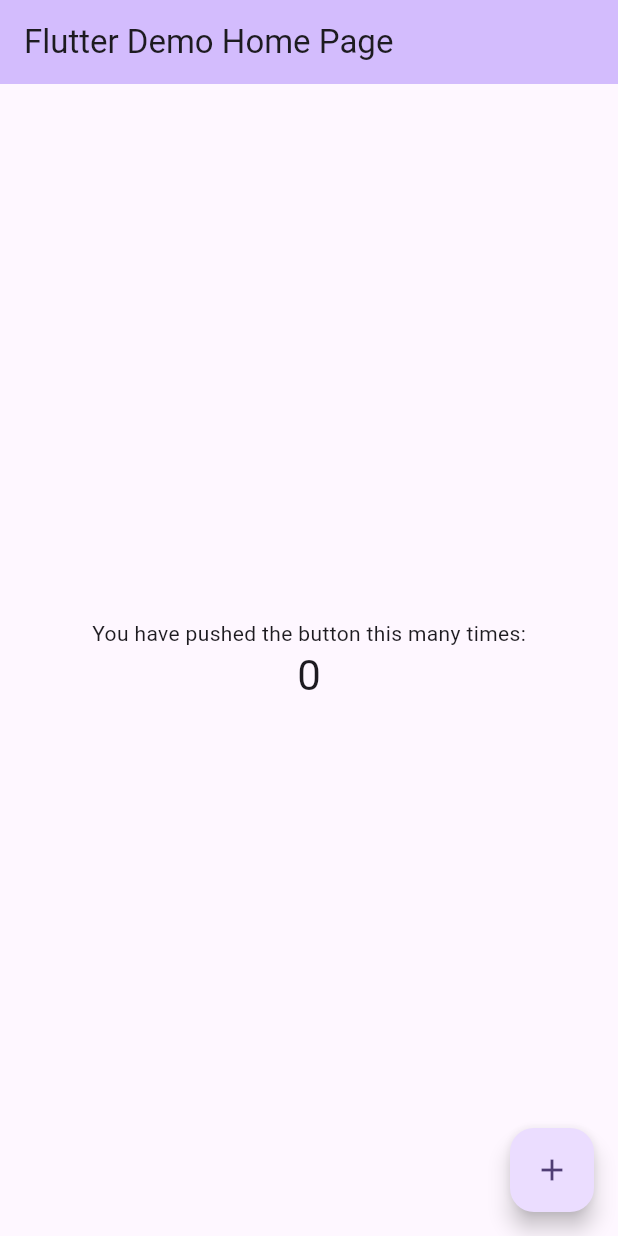
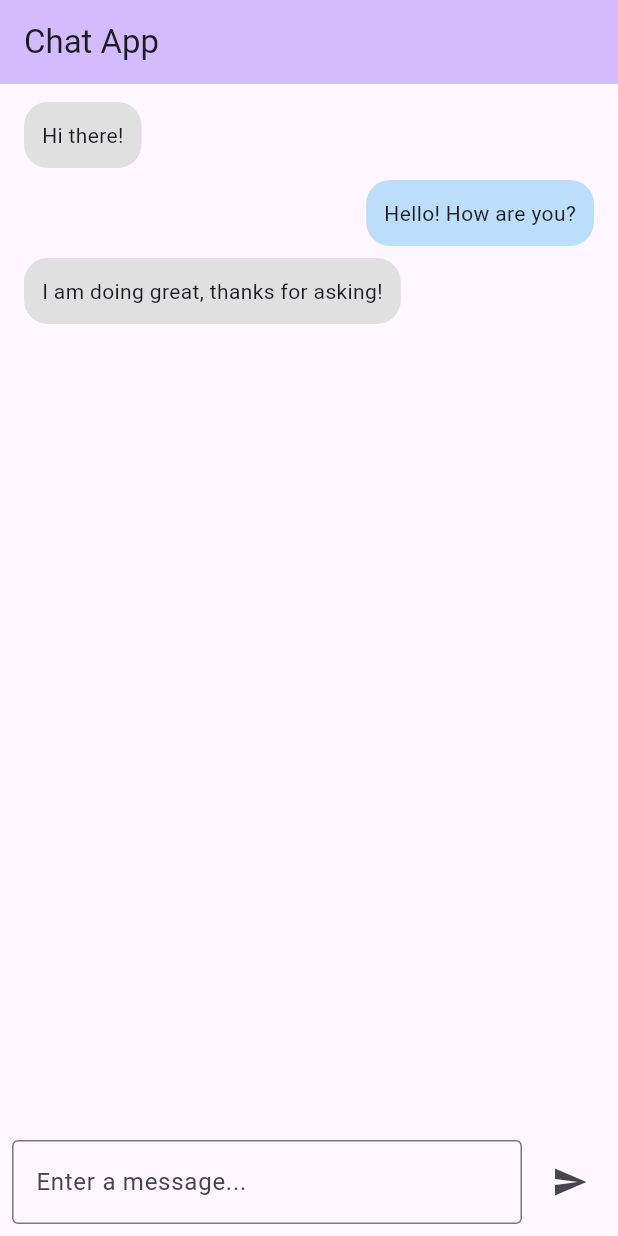
Before and after one commit to could-ai/01987001-87ec-7a11-b577-fb54ac48192c, a Flutter app: the screen it shows after launch, on a phone screen of 412 x 824 dp. Run offline on Flutter 3.47's test engine with Material 3 defaults, Android fonts, the phone set to English and light mode, and no system bars.

Commit message:
Create a basic chat UI with a message list and input field.; Create a widget to display individual chat messages with different styling for the sender and receiver.

```diff
--- /dev/null
+++ b/usr/lib/chat_message.dart
@@ -0,0 +1,28 @@
+import 'package:flutter/material.dart';
+
+class ChatMessage extends StatelessWidget {
+  const ChatMessage({
+    super.key,
+    required this.text,
+    required this.isMe,
+  });
+
+  final String text;
+  final bool isMe;
+
+  @override
+  Widget build(BuildContext context) {
+    return Align(
+      alignment: isMe ? Alignment.centerRight : Alignment.centerLeft,
+      child: Container(
+        margin: const EdgeInsets.symmetric(vertical: 4.0, horizontal: 8.0),
+        padding: const EdgeInsets.all(12.0),
+        decoration: BoxDecoration(
+          color: isMe ? Colors.blue[100] : Colors.grey[300],
+          borderRadius: BorderRadius.circular(16.0),
+        ),
+        child: Text(text),
+      ),
+    );
+  }
+}
--- a/usr/lib/main.dart
+++ b/usr/lib/main.dart
@@ -1,4 +1,5 @@
 import 'package:flutter/material.dart';
+import 'package:couldai_user_app/chat_message.dart';
 
 void main() {
   runApp(const MyApp());
@@ -7,114 +8,89 @@ void main() {
 class MyApp extends StatelessWidget {
   const MyApp({super.key});
 
-  // This widget is the root of your application.
   @override
   Widget build(BuildContext context) {
     return MaterialApp(
-      title: 'Flutter Demo',
+      title: 'Chat App',
       debugShowCheckedModeBanner: false,
       theme: ThemeData(
-        // This is the theme of your application.
-        //
-        // TRY THIS: Try running your application with "flutter run". You'll see
-        // the application has a purple toolbar. Then, without quitting the app,
-        // try changing the seedColor in the colorScheme below to Colors.green
-        // and then invoke "hot reload" (save your changes or press the "hot
-        // reload" button in a Flutter-supported IDE, or press "r" if you used
-        // the command line to start the app).
-        //
-        // Notice that the counter didn't reset back to zero; the application
-        // state is not lost during the reload. To reset the state, use hot
-        // restart instead.
-        //
-        // This works for code too, not just values: Most code changes can be
-        // tested with just a hot reload.
         colorScheme: ColorScheme.fromSeed(seedColor: Colors.deepPurple),
       ),
-      home: const MyHomePage(title: 'Flutter Demo Home Page'),
+      home: const ChatScreen(),
     );
   }
 }
 
-class MyHomePage extends StatefulWidget {
-  const MyHomePage({super.key, required this.title});
-
-  // This widget is the home page of your application. It is stateful, meaning
-  // that it has a State object (defined below) that contains fields that affect
-  // how it looks.
-
-  // This class is the configuration for the state. It holds the values (in this
-  // case the title) provided by the parent (in this case the App widget) and
-  // used by the build method of the State. Fields in a Widget subclass are
-  // always marked "final".
-
-  final String title;
+class ChatScreen extends StatefulWidget {
+  const ChatScreen({super.key});
 
   @override
-  State<MyHomePage> createState() => _MyHomePageState();
+  State<ChatScreen> createState() => _ChatScreenState();
 }
 
-class _MyHomePageState extends State<MyHomePage> {
-  int _counter = 0;
+class _ChatScreenState extends State<ChatScreen> {
+  final TextEditingController _controller = TextEditingController();
+  final List<Map<String, dynamic>> _messages = [
+    {'text': 'Hi there!', 'isMe': false},
+    {'text': 'Hello! How are you?', 'isMe': true},
+    {'text': 'I am doing great, thanks for asking!', 'isMe': false},
+  ];
 
-  void _incrementCounter() {
-    setState(() {
-      // This call to setState tells the Flutter framework that something has
-      // changed in this State, which causes it to rerun the build method below
-      // so that the display can reflect the updated values. If we changed
-      // _counter without calling setState(), then the build method would not be
-      // called again, and so nothing would appear to happen.
-      _counter++;
-    });
+  void _sendMessage() {
+    if (_controller.text.isNotEmpty) {
+      setState(() {
+        _messages.add({'text': _controller.text, 'isMe': true});
+        _controller.clear();
+      });
+    }
   }
 
   @override
   Widget build(BuildContext context) {
-    // This method is rerun every time setState is called, for instance as done
-    // by the _incrementCounter method above.
-    //
-    // The Flutter framework has been optimized to make rerunning build methods
-    // fast, so that you can just rebuild anything that needs updating rather
-    // than having to individually change instances of widgets.
     return Scaffold(
       appBar: AppBar(
-        // TRY THIS: Try changing the color here to a specific color (to
-        // Colors.amber, perhaps?) and trigger a hot reload to see the AppBar
-        // change color while the other colors stay the same.
+        title: const Text('Chat App'),
         backgroundColor: Theme.of(context).colorScheme.inversePrimary,
-        // Here we take the value from the MyHomePage object that was created by
-        // the App.build method, and use it to set our appbar title.
-        title: Text(widget.title),
       ),
-      body: Center(
-        // Center is a layout widget. It takes a single child and positions it
-        // in the middle of the parent.
-        child: Column(
-          // Column is also a layout widget. It takes a list of children and
-          // arranges them vertically. By default, it sizes itself to fit its
-          // children horizontally, and tries to be as tall as its parent.
-          //
-          // Column has various properties to control how it sizes itself and
-          // how it positions its children. Here we use mainAxisAlignment to
-          // center the children vertically; the main axis here is the vertical
-          // axis because Columns are vertical (the cross axis would be
-          // horizontal).
-          //
-          // TRY THIS: Invoke "debug painting" (choose the "Toggle Debug Paint"
-          // action in the IDE, or press "p" in the console), to see the
-          // wireframe for each widget.
-          mainAxisAlignment: MainAxisAlignment.center,
-          children: <Widget>[
-            const Text('You have pushed the button this many times:'),
-            Text('$_counter', style: Theme.of(context).textTheme.headlineMedium),
-          ],
-        ),
+      body: Column(
+        children: [
+          Expanded(
+            child: ListView.builder(
+              padding: const EdgeInsets.all(8.0),
+              itemCount: _messages.length,
+              itemBuilder: (context, index) {
+                final message = _messages[index];
+                return ChatMessage(
+                  text: message['text'],
+                  isMe: message['isMe'],
+                );
+              },
+            ),
+          ),
+          Padding(
+            padding: const EdgeInsets.all(8.0),
+            child: Row(
+              children: [
+                Expanded(
+                  child: TextField(
+                    controller: _controller,
+                    decoration: const InputDecoration(
+                      hintText: 'Enter a message...',
+                      border: OutlineInputBorder(),
+                    ),
+                    onSubmitted: (value) => _sendMessage(),
+                  ),
+                ),
+                const SizedBox(width: 8.0),
+                IconButton(
+                  icon: const Icon(Icons.send),
+                  onPressed: _sendMessage,
+                ),
+              ],
+            ),
+          ),
+        ],
       ),
-      floatingActionButton: FloatingActionButton(
-        onPressed: _incrementCounter,
-        tooltip: 'Increment',
-        child: const Icon(Icons.add),
-      ), // This trailing comma makes auto-formatting nicer for build methods.
     );
   }
 }
```
